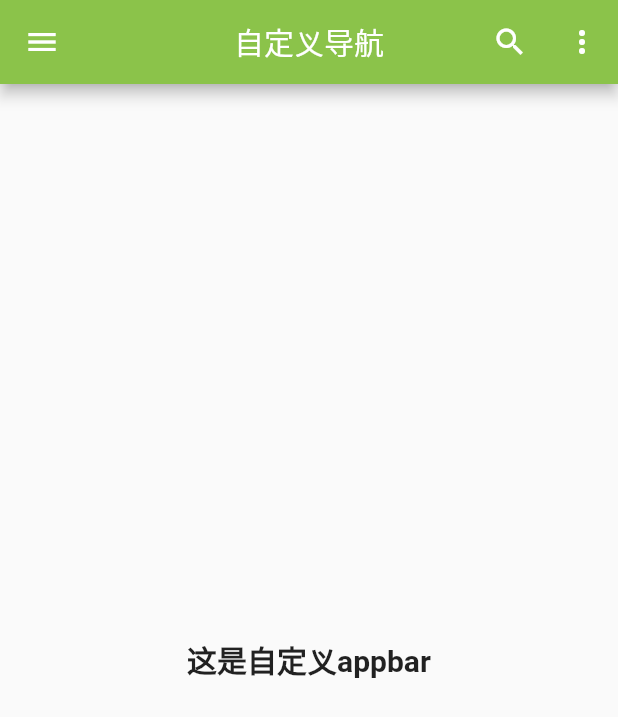
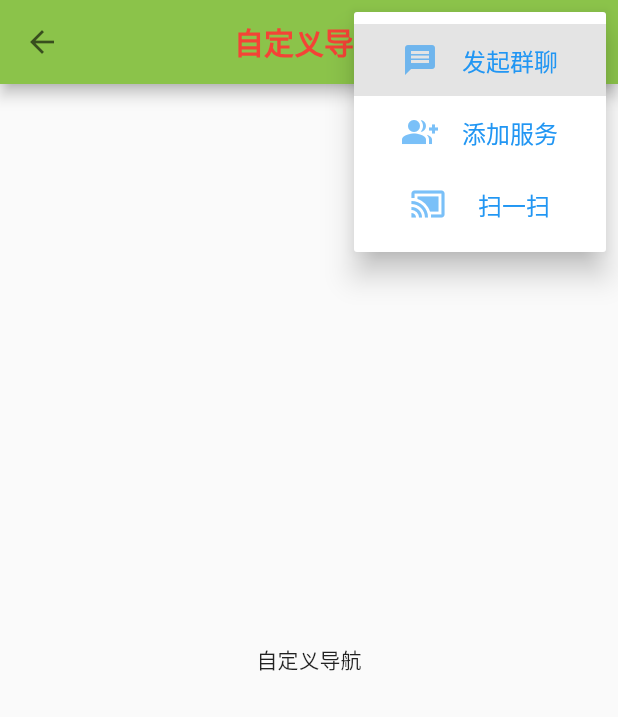
Before and after one commit to Preterit/flutter_first, a Flutter app: the CustomAppbar screen opened directly, after a tap on the "more vert" icon, on a phone screen of 412 x 824 dp. Shown: the top 717 px of the screen. Run offline on Flutter 3.47's test engine with Material 2 defaults, Android fonts, the phone set to English and light mode, and no system bars.

Commit message:
自定义导航栏,以及状态栏样式，标题文字样式，action 图标样式等。

```diff
--- a/lib/Route/appbar/CusAppBarPage.dart
+++ b/lib/Route/appbar/CusAppBarPage.dart
@@ -7,10 +7,15 @@ class CustomAppbar extends StatelessWidget {
   Widget build(BuildContext context) {
     return Scaffold(
       appBar: AppBar(
-        backgroundColor: Colors.lightGreen,
+        iconTheme: IconThemeData(color: Colors.black,opacity: 0.6),     ///设置导航栏图标颜色
+        actionsIconTheme: IconThemeData(color: Colors.blue,opacity: 0.6),   ///设置导航右边图标的主题色，此时iconTheme对于右边图标颜色会失效
+        brightness: Brightness.light,  ///设置导航条上面的状态栏显示字体颜色
+        textTheme: TextTheme( ///设置AppBar上面各种字体主题色
+            title: TextStyle(color: Colors.red,fontSize: 20.0,fontWeight:FontWeight.bold),
+        ),
+        backgroundColor: Colors.lightGreen, /// 导航栏背景颜色
+        centerTitle: true,  /// 标题居中显示
         title: Text("自定义导航"),
-        leading: Icon(Icons.menu),
-        centerTitle: true,
         actions: <Widget>[
           IconButton(
             icon: Icon(Icons.search),
@@ -19,19 +24,76 @@ class CustomAppbar extends StatelessWidget {
               print("Search pressed");
             },
           ),
-          IconButton(
-            icon: Icon(Icons.more_vert),
-            tooltip: "Setting",
-            onPressed: () {},
+          PopupMenuButton(
+            tooltip: "长按提示",
+            initialValue: "hot",
+            padding: EdgeInsets.all(10.0),
+            itemBuilder: _itemBuilder,
+            onSelected: _onSelected,
           ),
         ],
       ),
       body: Center(
-        child: Text(
-          "这是自定义appbar",
-          style: TextStyle(fontSize: 20.0, fontWeight: FontWeight.bold),
-        ),
+        child: Text("自定义导航"),
       ),
     );
   }
+
+  /// 选中 popMenu 回掉
+  void _onSelected(String action) {
+    switch (action) {
+      case "hot":
+        print("热度");
+        break;
+      case "new":
+        print("最新");
+        break;
+      case "sao":
+        print("扫一扫");
+        break;
+    }
+  }
+
+  /// popMenu item 构建器
+  List<PopupMenuEntry<String>> _itemBuilder(BuildContext context) {
+    return <PopupMenuItem<String>>[
+      PopupMenuItem<String>(
+        child: Row(
+          mainAxisAlignment: MainAxisAlignment.spaceEvenly,
+          children: <Widget>[
+            Icon(
+              Icons.message,
+              color: Colors.blue,
+            ),
+            Text("发起群聊", style: TextStyle(color: Colors.blue)),
+          ],
+        ),
+        value: "hot",
+      ),
+      PopupMenuItem<String>(
+        child: Row(
+            mainAxisAlignment: MainAxisAlignment.spaceEvenly,
+            children: <Widget>[
+              Icon(
+                Icons.group_add,
+                color: Colors.blue,
+              ),
+              Text("添加服务", style: TextStyle(color: Colors.blue)),
+            ]),
+        value: "new",
+      ),
+      PopupMenuItem<String>(
+        child: Row(
+            mainAxisAlignment: MainAxisAlignment.spaceEvenly,
+            children: <Widget>[
+              Icon(
+                Icons.cast_connected,
+                color: Colors.blue,
+              ),
+              Text("扫一扫", style: TextStyle(color: Colors.blue)),
+            ]),
+        value: "sao",
+      ),
+    ];
+  }
 }
```
